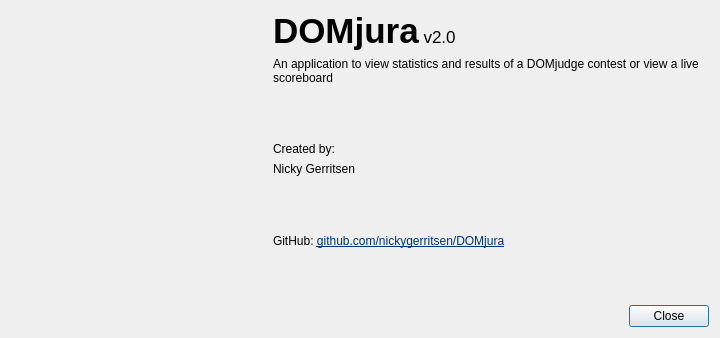
First picture: the form in aboutdialog.ui, repository DOMjudge/DOMjura, before the edit.
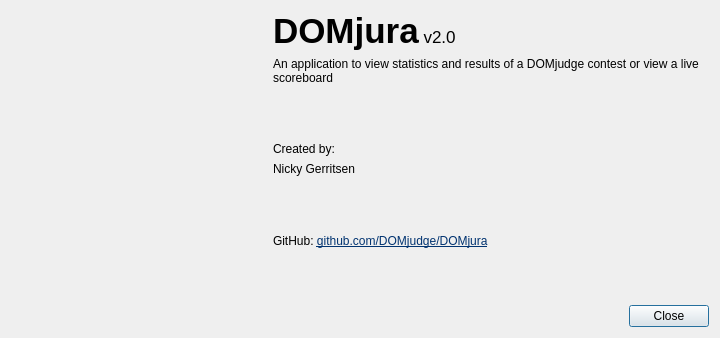
Second picture: the form after the edit. Icons and pictures are not drawn.

Commit message: Update for moved repo & renamed main branch

```diff
--- a/aboutdialog.ui
+++ b/aboutdialog.ui
@@ -143,7 +143,7 @@
   &lt;/style&gt;
  &lt;/head&gt;
  &lt;body&gt;
-  GitHub: &lt;a href=&quot;https://github.com/nickygerritsen/DOMjura&quot;&gt;github.com/nickygerritsen/DOMjura&lt;/a&gt;
+  GitHub: &lt;a href=&quot;https://github.com/DOMjudge/DOMjura&quot;&gt;github.com/DOMjudge/DOMjura&lt;/a&gt;
  &lt;/body&gt;
 &lt;/html&gt;</string>
        </property>
```
The commit also changes 1 other file.
